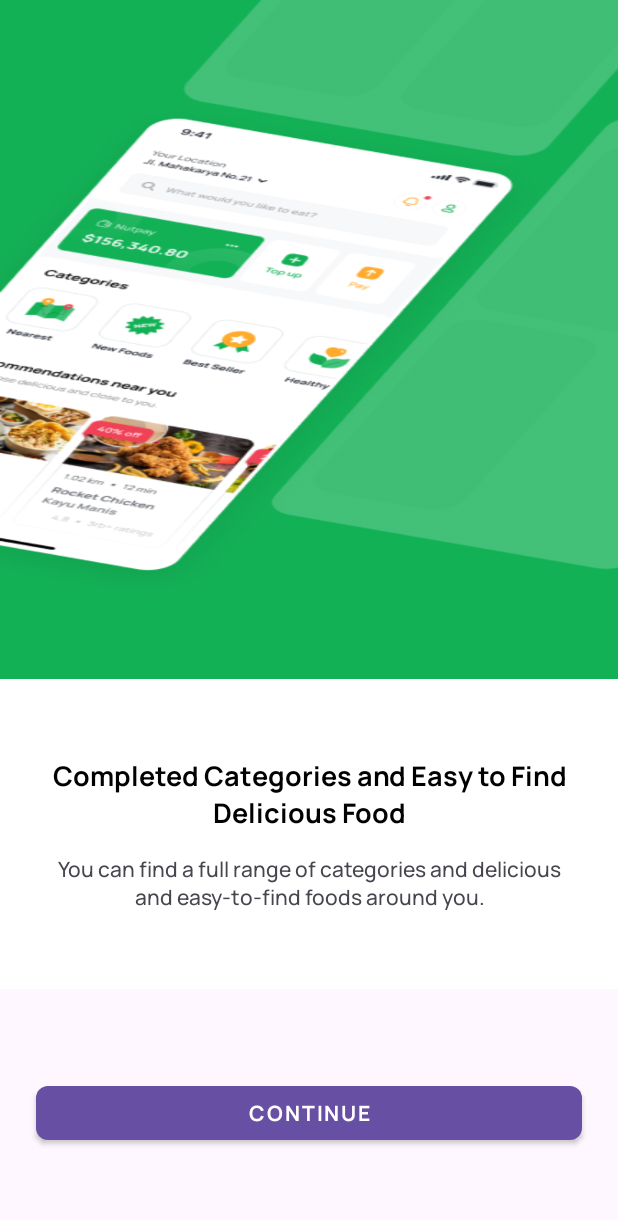
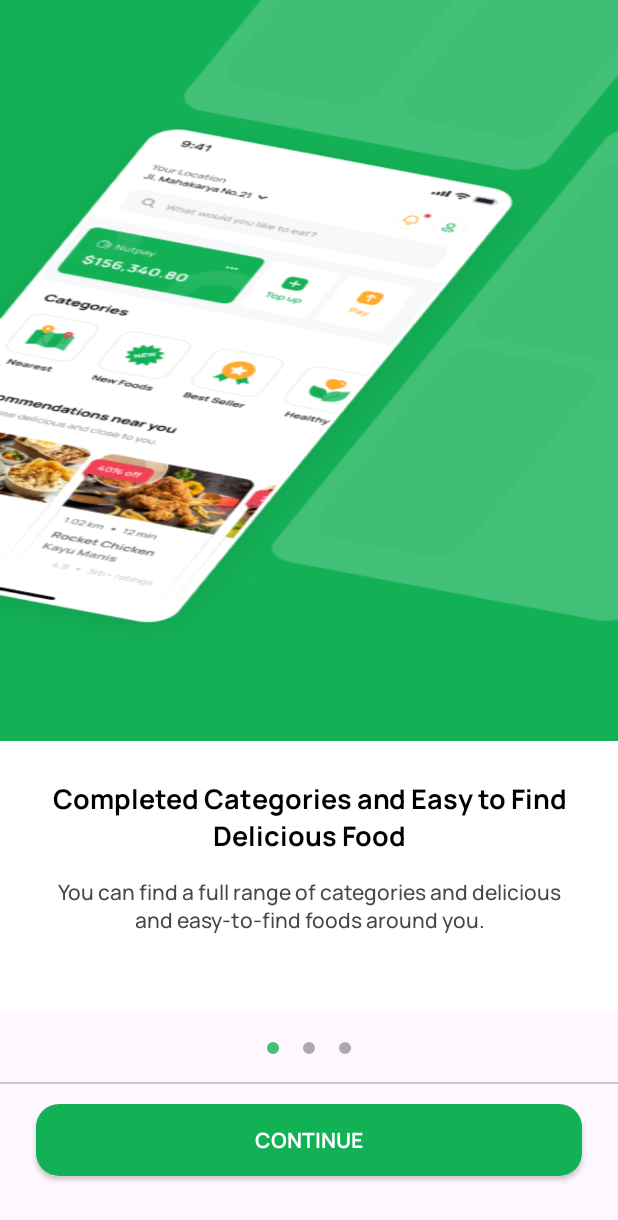
Before and after one commit to buddhdev-jay/Android_UI_Design, an Android app: the screen it shows after launch (OnBoardingActivity), on a phone screen of 412 x 824 dp. Shown: the top 1220 px of the screen. Run offline under Robolectric (Android 15) with nearby library versions, the phone set to English and light mode, and no system bars; our stand-ins replace data binding, sdp/ssp sizes.

Commit message:
OnBoarding Screen Completed

```diff
--- a/app/build.gradle
+++ b/app/build.gradle
@@ -2,6 +2,7 @@ plugins {
     id 'com.android.application'
     id 'org.jetbrains.kotlin.android'
     id  'kotlin-android-extensions'
+    id  'kotlin-kapt'
 }
 
 android {
@@ -30,6 +31,9 @@ android {
     kotlinOptions {
         jvmTarget = '1.8'
     }
+    dataBinding {
+        enabled = true
+    }
 }
 
 dependencies {
@@ -38,6 +42,7 @@ dependencies {
     implementation 'androidx.appcompat:appcompat:1.4.1'
     implementation 'com.google.android.material:material:1.6.0'
     implementation 'androidx.constraintlayout:constraintlayout:2.1.3'
+    implementation 'androidx.databinding:databinding-runtime:7.1.3'
     testImplementation 'junit:junit:4.13.2'
     androidTestImplementation 'androidx.test.ext:junit:1.1.3'
     androidTestImplementation 'androidx.test.espresso:espresso-core:3.4.0'
--- a/app/src/main/AndroidManifest.xml
+++ b/app/src/main/AndroidManifest.xml
@@ -8,10 +8,9 @@
         android:label="@string/app_name"
         android:roundIcon="@mipmap/ic_launcher_round"
         android:supportsRtl="true"
-        android:theme="@style/Theme.Material3.DayNight">
+        android:theme="@style/Theme.AndroidUIDesign">
         <activity
             android:name=".onboardingscreen.OnBoardingActivity"
-            android:theme="@style/Theme.Material3.DayNight"
             android:exported="false" />
         <activity
             android:name=".SplashScreenActivity"
--- a/app/src/main/java/com/example/androiduidesign/SplashScreenActivity.kt
+++ b/app/src/main/java/com/example/androiduidesign/SplashScreenActivity.kt
@@ -5,6 +5,7 @@ import androidx.appcompat.app.AppCompatActivity
 import android.os.Bundle
 import android.os.Handler
 import android.os.Looper
+import android.view.WindowManager
 import com.example.androiduidesign.onboardingscreen.OnBoardingActivity
 
 class SplashScreenActivity : AppCompatActivity() {
@@ -15,5 +16,9 @@ class SplashScreenActivity : AppCompatActivity() {
             startActivity(Intent(this,OnBoardingActivity::class.java))
             finish()
         }, 2000)
+        window.setFlags(
+            WindowManager.LayoutParams.FLAG_LAYOUT_NO_LIMITS,
+            WindowManager.LayoutParams.FLAG_LAYOUT_NO_LIMITS
+        )
     }
 }
--- /dev/null
+++ b/app/src/main/java/com/example/androiduidesign/bindingAdapters.kt
@@ -0,0 +1,9 @@
+package com.example.androiduidesign
+
+import android.widget.ImageView
+import androidx.databinding.BindingAdapter
+
+@BindingAdapter("android:src")
+fun setImageViewResource(imageView: ImageView, resource: Int) {
+    imageView.setImageResource(resource)
+}
--- a/app/src/main/java/com/example/androiduidesign/onboardingscreen/OnBoardingActivity.kt
+++ b/app/src/main/java/com/example/androiduidesign/onboardingscreen/OnBoardingActivity.kt
@@ -1,50 +1,66 @@
 package com.example.androiduidesign.onboardingscreen
 
+import android.database.DatabaseUtils
 import androidx.appcompat.app.AppCompatActivity
 import android.os.Bundle
+import android.view.WindowManager
+import androidx.databinding.DataBindingUtil
 import androidx.viewpager2.widget.ViewPager2
 import com.example.androiduidesign.R
+import com.example.androiduidesign.databinding.ActivityOnBoardingBinding
+import com.google.android.material.tabs.TabLayoutMediator
 import kotlinx.android.synthetic.main.activity_on_boarding.btn_onBoading
+import kotlinx.android.synthetic.main.activity_on_boarding.tab_layout
 import kotlinx.android.synthetic.main.activity_on_boarding.viewpager_onboarding
 
 class OnBoardingActivity : AppCompatActivity() {
+    lateinit var binding: ActivityOnBoardingBinding
+    var OnboardingItemList: ArrayList<OnBoardingItemsModel> = arrayListOf()
+    var onBoardingadapter: OnboardingAdapter? = null
 
-    var OnbaordingItemList: ArrayList<OnBoardingItemsModel> = arrayListOf()
-    var onBoardingadapter: OnboardingAdapter? = null
     override fun onCreate(savedInstanceState: Bundle?) {
         super.onCreate(savedInstanceState)
-        setContentView(R.layout.activity_on_boarding)
+        binding = DataBindingUtil.setContentView(this, R.layout.activity_on_boarding)
         supportActionBar?.hide()
-        setData()
-        onBoardingadapter = OnboardingAdapter(OnbaordingItemList)
-        viewpager_onboarding.adapter = onBoardingadapter
-        btn_onBoading.setOnClickListener {
-            if (viewpager_onboarding.currentItem + 1 < onBoardingadapter!!.itemCount) {
+        setAdapter()
+        TabLayoutMediator(tab_layout, binding.viewpagerOnboarding) { tab, position ->
+        }.attach()
+        window.setFlags(
+            WindowManager.LayoutParams.FLAG_LAYOUT_NO_LIMITS,
+            WindowManager.LayoutParams.FLAG_LAYOUT_NO_LIMITS
+        )
+        binding.btnOnBoading.setOnClickListener {
+            if (viewpager_onboarding.currentItem + 1 < onBoardingadapter?.itemCount ?: 0) {
                 viewpager_onboarding.setCurrentItem(viewpager_onboarding.currentItem + 1)
             } else {
-                btn_onBoading.text = "Get Started"
+                btn_onBoading.text = getString(R.string.splash_screen_btn_txt_get_started)
             }
         }
-        viewpager_onboarding.registerOnPageChangeCallback(object :
+
+        binding.viewpagerOnboarding.registerOnPageChangeCallback(object :
             ViewPager2.OnPageChangeCallback() {
             override fun onPageSelected(position: Int) {
-                if (position + 1 < onBoardingadapter!!.itemCount) {
-                    btn_onBoading.text = "Continue"
+                if (position + 1 < onBoardingadapter?.itemCount ?: 0) {
+                    btn_onBoading.text = getString(R.string.splash_screen_btn_txt_continue)
                 } else {
-                    btn_onBoading.text = "Get Started"
+                    btn_onBoading.text = getString(R.string.splash_screen_btn_txt_get_started)
                 }
                 super.onPageSelected(position)
             }
         })
     }
 
+    private fun setAdapter() {
+        setData()
+        onBoardingadapter = OnboardingAdapter(OnboardingItemList)
+        binding.viewpagerOnboarding.adapter = onBoardingadapter
+    }
+
     private fun setData() {
-        OnbaordingItemList.apply {
-            add(OnBoardingItemsModel(R.drawable.splash_screen_one, getString(R.string.onboarding_title_item_one), getString(
-                        R.string.onboarding_des_item_one)))
+        OnboardingItemList.apply {
+            add(OnBoardingItemsModel(R.drawable.splash_screen_one, getString(R.string.onboarding_title_item_one),getString(R.string.onboarding_des_item_one)))
             add(OnBoardingItemsModel(R.drawable.splash_screen_two, getString(R.string.onboarding_title_item_two), getString(R.string.onboarding_des_item_two)))
-            add(OnBoardingItemsModel(R.drawable.splash_screen_three, getString(R.string.onboarding_title_item_three), getString(R.string.onboarding_des_item_three))
-            )
+            add(OnBoardingItemsModel(R.drawable.splash_screen_three, getString(R.string.onboarding_title_item_three), getString(R.string.onboarding_des_item_three)))
         }
     }
 }
--- a/app/src/main/java/com/example/androiduidesign/onboardingscreen/OnboardingAdapter.kt
+++ b/app/src/main/java/com/example/androiduidesign/onboardingscreen/OnboardingAdapter.kt
@@ -7,32 +7,22 @@ import android.widget.ImageView
 import android.widget.TextView
 import androidx.recyclerview.widget.RecyclerView
 import com.example.androiduidesign.R
+import com.example.androiduidesign.databinding.SplashScreenItemContainerLayoutBinding
 
-class OnboardingAdapter(val onBoardingItems: ArrayList<OnBoardingItemsModel>) :
+class OnboardingAdapter(private val onBoardingItems: ArrayList<OnBoardingItemsModel>) :
     RecyclerView.Adapter<OnboardingAdapter.OnboardingViewHolder>() {
 
-    class OnboardingViewHolder(itemView: View) : RecyclerView.ViewHolder(itemView) {
-        val splashScreenImageView: ImageView = itemView.findViewById(R.id.imgview_splash_screen)
-        val splashScreenHeadertextView: TextView =
-            itemView.findViewById(R.id.txtview_splash_screen_heading)
-        val splashScreenTagLinetextView: TextView =
-            itemView.findViewById(R.id.txtview_splash_screen_tagline)
+    lateinit var binding : SplashScreenItemContainerLayoutBinding
+    class OnboardingViewHolder(binding:SplashScreenItemContainerLayoutBinding) : RecyclerView.ViewHolder(binding.root) {
     }
 
     override fun onCreateViewHolder(parent: ViewGroup, viewType: Int): OnboardingViewHolder {
-        val view = LayoutInflater.from(parent.context)
-            .inflate(R.layout.splash_screen_item_container_layout, parent, false)
-        return OnboardingViewHolder(view)
+        binding = SplashScreenItemContainerLayoutBinding.inflate(LayoutInflater.from(parent.context),parent,false)
+        return OnboardingViewHolder(binding)
     }
 
     override fun onBindViewHolder(holder: OnboardingViewHolder, position: Int) {
-        holder.apply {
-            with(onBoardingItems[position]) {
-                splashScreenHeadertextView.text = title
-                splashScreenImageView.setImageResource(image)
-                splashScreenTagLinetextView.text = description
-            }
-        }
+      binding.viewModel = onBoardingItems[position]
     }
 
     override fun getItemCount(): Int {
--- /dev/null
+++ b/app/src/main/res/drawable/button_background.xml
@@ -0,0 +1,10 @@
+<?xml version="1.0" encoding="utf-8"?>
+<shape xmlns:android="http://schemas.android.com/apk/res/android"
+    android:shape="rectangle">
+    <corners
+        android:bottomRightRadius="15dp"
+        android:topRightRadius="15dp"
+        android:bottomLeftRadius="15dp"
+        android:topLeftRadius="15dp"/>
+    <solid android:color="@color/green_500" />
+</shape>
--- /dev/null
+++ b/app/src/main/res/drawable/default_dot.xml
@@ -0,0 +1,12 @@
+<?xml version="1.0" encoding="utf-8"?>
+<layer-list xmlns:android="http://schemas.android.com/apk/res/android">
+    <item>
+        <shape
+            android:innerRadius="0dp"
+            android:shape="ring"
+            android:thickness="4dp"
+            android:useLevel="false">
+            <solid android:color="@android:color/darker_gray"/>
+        </shape>
+    </item>
+</layer-list>
--- /dev/null
+++ b/app/src/main/res/drawable/selected_dot.xml
@@ -0,0 +1,12 @@
+<?xml version="1.0" encoding="utf-8"?>
+<layer-list xmlns:android="http://schemas.android.com/apk/res/android">
+    <item>
+        <shape
+            android:innerRadius="0dp"
+            android:shape="ring"
+            android:thickness="4dp"
+            android:useLevel="false">
+            <solid android:color="@color/green_700"/>
+        </shape>
+    </item>
+</layer-list>
--- /dev/null
+++ b/app/src/main/res/drawable/tab_selector.xml
@@ -0,0 +1,8 @@
+<?xml version="1.0" encoding="utf-8"?>
+<selector xmlns:android="http://schemas.android.com/apk/res/android">
+
+    <item android:drawable="@drawable/selected_dot"
+        android:state_selected="true"/>
+
+    <item android:drawable="@drawable/default_dot"/>
+</selector>
--- a/app/src/main/res/layout/activity_on_boarding.xml
+++ b/app/src/main/res/layout/activity_on_boarding.xml
@@ -1,7 +1,9 @@
 <?xml version="1.0" encoding="utf-8"?>
-<androidx.constraintlayout.widget.ConstraintLayout xmlns:android="http://schemas.android.com/apk/res/android"
+<layout xmlns:android="http://schemas.android.com/apk/res/android"
     xmlns:app="http://schemas.android.com/apk/res-auto"
-    xmlns:tools="http://schemas.android.com/tools"
+    xmlns:tools="http://schemas.android.com/tools">
+
+<androidx.constraintlayout.widget.ConstraintLayout
     android:layout_width="match_parent"
     android:layout_height="match_parent"
     tools:context=".onboardingscreen.OnBoardingActivity">
@@ -10,26 +12,40 @@
         android:id="@+id/viewpager_onboarding"
         android:layout_width="match_parent"
         android:layout_height="0dp"
-        app:layout_constraintHeight_percent="0.8"
         android:background="@color/white"
-        app:layout_constraintTop_toTopOf="parent"
+        app:layout_constraintEnd_toEndOf="parent"
         app:layout_constraintStart_toStartOf="parent"
-        app:layout_constraintEnd_toEndOf="parent" />
+        app:layout_constraintBottom_toTopOf="@id/tab_layout"
+        app:layout_constraintTop_toTopOf="parent" />
 
-    <com.google.android.material.button.MaterialButton
+    <com.google.android.material.tabs.TabLayout
+        android:id="@+id/tab_layout"
+        android:layout_width="match_parent"
+        android:layout_height="wrap_content"
+        android:layout_marginBottom="@dimen/_10sdp"
+        app:layout_constraintBottom_toTopOf="@id/btn_onBoading"
+        app:layout_constraintEnd_toEndOf="parent"
+        app:layout_constraintStart_toStartOf="parent"
+        app:tabBackground="@drawable/tab_selector"
+        app:tabGravity="center"
+        app:tabIndicatorHeight="0dp" />
+
+    <androidx.appcompat.widget.AppCompatButton
         android:id="@+id/btn_onBoading"
         android:layout_width="match_parent"
         android:layout_height="wrap_content"
         android:layout_marginStart="24dp"
         android:layout_marginEnd="24dp"
-        app:cornerRadius="8dp"
+        android:layout_marginBottom="40dp"
+        android:fontFamily="@font/manropebold"
         android:text="@string/splash_screen_btn_txt_continue"
         android:textSize="14sp"
-        style="@style/FilledbuttonStyle"
-        android:fontFamily="@font/manropebold"
+        android:background="@drawable/button_background"
+        android:textColor="@color/white"
+        android:textAlignment="center"
         app:layout_constraintBottom_toBottomOf="parent"
         app:layout_constraintEnd_toEndOf="parent"
-        android:layout_marginBottom="58dp"
-        app:layout_constraintStart_toStartOf="parent"/>
+        app:layout_constraintStart_toStartOf="parent" />
 
 </androidx.constraintlayout.widget.ConstraintLayout>
+</layout>
--- a/app/src/main/res/layout/splash_screen_item_container_layout.xml
+++ b/app/src/main/res/layout/splash_screen_item_container_layout.xml
@@ -1,4 +1,11 @@
 <?xml version="1.0" encoding="utf-8"?>
+<layout>
+    <data>
+        <variable
+            name="viewModel"
+            type="com.example.androiduidesign.onboardingscreen.OnBoardingItemsModel" />
+    </data>
+
 <androidx.constraintlayout.widget.ConstraintLayout xmlns:android="http://schemas.android.com/apk/res/android"
     xmlns:app="http://schemas.android.com/apk/res-auto"
     android:layout_width="match_parent"
@@ -8,14 +15,14 @@
         android:id="@+id/imgview_splash_screen"
         android:layout_width="0dp"
         android:layout_height="0dp"
+        android:layout_marginBottom="@dimen/_20sdp"
         android:background="@color/green_500"
         android:scaleType="fitXY"
-        android:src="@drawable/splash_screen_one"
+        android:src="@{viewModel.image}"
+        app:layout_constraintBottom_toTopOf="@id/txtview_splash_screen_heading"
         app:layout_constraintEnd_toEndOf="parent"
         app:layout_constraintStart_toStartOf="parent"
-        app:layout_constraintTop_toTopOf="parent"
-        app:layout_constraintBottom_toTopOf="@id/txtview_splash_screen_heading"
-        android:layout_marginBottom="@dimen/_40sdp"/>
+        app:layout_constraintTop_toTopOf="parent" />
 
     <androidx.appcompat.widget.AppCompatTextView
         android:id="@+id/txtview_splash_screen_heading"
@@ -27,6 +34,7 @@
         android:textAlignment="center"
         android:textColor="@color/black"
         android:layout_marginBottom="@dimen/_12sdp"
+        android:text="@{viewModel.title}"
         android:textSize="18sp"
         app:layout_constraintEnd_toEndOf="parent"
         app:layout_constraintStart_toStartOf="parent"
@@ -40,8 +48,10 @@
         android:layout_marginBottom="@dimen/_40sdp"
         android:layout_marginEnd="32dp"
         android:fontFamily="@font/manropemedium"
+        android:text="@{viewModel.description}"
         android:textAlignment="center"
         android:textSize="14sp"
         app:layout_constraintBottom_toBottomOf="parent" />
 
 </androidx.constraintlayout.widget.ConstraintLayout>
+</layout>
--- a/app/src/main/res/values/strings.xml
+++ b/app/src/main/res/values/strings.xml
@@ -9,4 +9,6 @@
     <string name="onboarding_des_item_two">There are many discount coupons that you can use with big discount.</string>
     <string name="onboarding_title_item_three">Face Id Feature for Easy Access and Secure Transactions</string>
     <string name="onboarding_des_item_three">There is a face ID feature that can be used with easy access and safe transactions.</string>
+    <string name="splash_screen_btn_txt_get_started">Get Started</string>
+
 </resources>
--- a/app/src/main/res/values/style_filled_button.xml
+++ b/app/src/main/res/values/style_filled_button.xml
@@ -1,10 +1,10 @@
 <?xml version="1.0" encoding="utf-8"?>
 <resources>
-    <style name="FilledbuttonStyle" parent="Widget.MaterialComponents.Button">
+    <style name="filledButtonStyle" parent="ThemeOverlay.AppCompat" >
         <item name="android:textColor">#FFFFFF</item>
         <item name="android:textSize">@dimen/_13ssp</item>
         <item name="cornerRadius">@dimen/_100sdp</item>
-        <item name="backgroundColor">@color/green_700</item>
+        <item name="background">@color/green_500</item>
         <item name="textEndPadding">@dimen/_12sdp</item>
         <item name="android:textAlignment">center</item>
         <item name="font">@font/manropebold</item>
```
